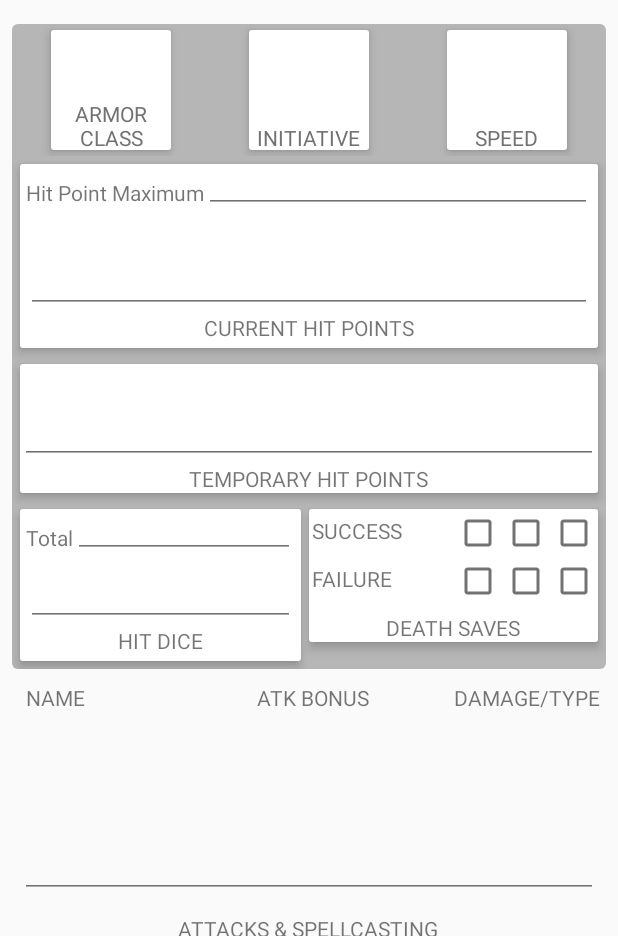
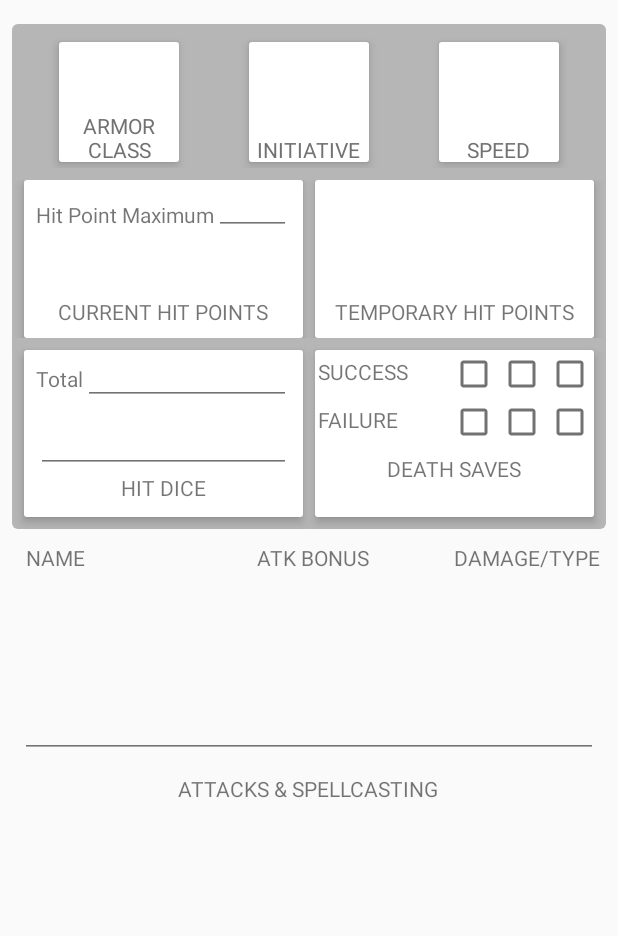
Before and after one commit to KnutKnutson/CharacterSheet2, an Android app: the fragment CharacterCombatStatsFragment placed in its activity, on a phone screen of 412 x 824 dp, the part 300-1236 px from its top. Run offline under Robolectric (Android 15) with nearby library versions, the light colour scheme and no system bars; our stand-ins replace Picasso; libraries missing offline, so code that uses them is left out: io.realm; pictures from the network do not load; 48 statements that could not run were skipped.

Commit message:
ui updates

```diff
--- a/app/src/main/java/com/boredombabies/charactersheet/fragment/AlliesFragment.java
+++ b/app/src/main/java/com/boredombabies/charactersheet/fragment/AlliesFragment.java
@@ -195,11 +195,11 @@ public class AlliesFragment extends ListFragment {
         int numberOfItems = listAdapter.getCount();
 
         // Get total height of all items.
-        int totalItemsHeight = 100;
+        int totalItemsHeight = 0;
         for (int itemPos = 0; itemPos < numberOfItems; itemPos++) {
             View item = listAdapter.getView(itemPos, null, listView);
             item.measure(0, 0);
-            totalItemsHeight += item.getMeasuredHeight();
+            totalItemsHeight += item.getMeasuredHeight() + 20; // little extra love.
         }
 
         // Get total height of all item dividers.
--- a/app/src/main/res/layout/component_attack.xml
+++ b/app/src/main/res/layout/component_attack.xml
@@ -16,6 +16,7 @@
         android:layout_height="wrap_content"
         android:layout_weight="1"
         android:layout_gravity="center_horizontal"
+        android:gravity="center_horizontal"
         android:id="@+id/attackBonus"/>
 
     <EditText
--- a/app/src/main/res/layout/fragment_character_combat_stats.xml
+++ b/app/src/main/res/layout/fragment_character_combat_stats.xml
@@ -21,6 +21,7 @@
                 android:layout_width="match_parent"
                 android:layout_height="wrap_content"
                 android:id="@+id/combatStatsLayout"
+                android:layout_margin="@dimen/content_margin"
                 android:orientation="horizontal">
 
                 <LinearLayout
@@ -82,15 +83,23 @@
                 </LinearLayout>
             </LinearLayout>
 
-            <RelativeLayout
+            <LinearLayout
                 android:layout_width="match_parent"
                 android:layout_height="wrap_content"
+                android:orientation="horizontal"
+                android:layout_below="@+id/combatStatsLayout"
+                android:id="@+id/hpLayouts">
+
+                <RelativeLayout
+                    android:layout_width="0dp"
+                    android:layout_height="match_parent"
+                    android:layout_weight="1"
                     android:background="@drawable/rectangle"
                     android:elevation="4dp"
-                android:padding="4dp"
-                android:layout_margin="5dp"
-                android:id="@+id/currentHitPointsLayout"
-                android:layout_below="@+id/combatStatsLayout">
+                    android:padding="@dimen/content_margin"
+                    android:layout_marginRight="@dimen/content_margin"
+                    android:layout_marginLeft="@dimen/content_margin"
+                    android:id="@+id/currentHitPointsLayout">
 
                     <TextView
                         android:layout_width="wrap_content"
@@ -117,55 +126,60 @@
                         android:layout_height="wrap_content"
                         android:layout_below="@+id/hitPointMaxLabel"
                         android:id="@+id/currentHitPoints"
+                        android:background="@android:color/transparent"
                         android:minLines="2"/>
                     <TextView
                         android:layout_width="wrap_content"
                         android:layout_height="wrap_content"
+                        android:id="@+id/currentHitPointsLabel"
                         android:text="@string/label_current_hit_points"
-                    android:layout_below="@+id/currentHitPoints"
+                        android:layout_alignParentBottom="true"
                         android:layout_centerHorizontal="true"/>
                 </RelativeLayout>
 
                 <RelativeLayout
-                android:layout_width="match_parent"
-                android:layout_height="wrap_content"
+                    android:layout_width="0dp"
+                    android:layout_height="match_parent"
+                    android:layout_weight="1"
                     android:background="@drawable/rectangle"
                     android:elevation="4dp"
-                android:layout_margin="5dp"
-                android:layout_below="@+id/currentHitPointsLayout"
+                    android:layout_marginRight="@dimen/content_margin"
+                    android:padding="@dimen/content_margin"
                     android:id="@+id/temporaryHitPointsLayout">
 
                     <EditText
                         android:layout_width="match_parent"
                         android:layout_height="wrap_content"
                         android:id="@+id/temporaryHitPoints"
+                        android:layout_above="@+id/temporaryHitPointsLabel"
+                        android:background="@android:color/transparent"
                         android:minLines="2"/>
                     <TextView
                         android:layout_width="wrap_content"
                         android:layout_height="wrap_content"
+                        android:id="@+id/temporaryHitPointsLabel"
                         android:text="@string/label_temporary_hit_points"
-                    android:layout_below="@+id/temporaryHitPoints"
+                        android:layout_alignParentBottom="true"
                         android:layout_centerHorizontal="true"/>
                 </RelativeLayout>
 
-            <View
-                android:id="@+id/strut"
-                android:layout_width="0dp"
-                android:layout_height="0dp"
-                android:visibility="invisible"
-                android:layout_below="@+id/temporaryHitPointsLayout"
-                android:layout_centerHorizontal="true"/>
+            </LinearLayout>
+
+            <LinearLayout
+                android:layout_width="match_parent"
+                android:layout_height="wrap_content"
+                android:orientation="horizontal"
+                android:layout_below="@+id/hpLayouts">
 
                 <RelativeLayout
-                android:layout_width="match_parent"
-                android:layout_height="wrap_content"
+                    android:layout_width="0dp"
+                    android:layout_height="match_parent"
+                    android:layout_weight="1"
                     android:background="@drawable/rectangle"
                     android:elevation="4dp"
-                android:padding="4dp"
-                android:layout_margin="5dp"
-                android:id="@+id/hitDiceLayout"
-                android:layout_toLeftOf="@+id/strut"
-                android:layout_below="@+id/temporaryHitPointsLayout">
+                    android:padding="@dimen/content_margin"
+                    android:layout_margin="@dimen/content_margin"
+                    android:id="@+id/hitDiceLayout">
 
                     <TextView
                         android:layout_width="wrap_content"
@@ -174,13 +188,13 @@
                         android:layout_alignParentLeft="true"
                         android:layout_alignBottom="@+id/hitDieTotalValue"
                         android:id="@+id/hitDieTotalLabel"
-                    android:layout_marginBottom="4dp"/>
+                        android:layout_marginBottom="@dimen/content_margin"/>
                     <EditText
                         android:layout_width="match_parent"
                         android:layout_height="wrap_content"
                         android:layout_toRightOf="@+id/hitDieTotalLabel"
                         android:id="@+id/hitDieTotalValue"
-                    android:paddingLeft="4dp"
+                        android:paddingLeft="@dimen/content_margin"
                         android:paddingTop="0dp"
                         android:paddingRight="0dp"
                         android:paddingBottom="4dp"/>
@@ -199,16 +213,15 @@
                 </RelativeLayout>
 
                 <RelativeLayout
-                android:layout_width="match_parent"
-                android:layout_height="wrap_content"
+                    android:layout_width="0dp"
+                    android:layout_height="match_parent"
+                    android:layout_weight="1"
                     android:background="@drawable/rectangle"
                     android:elevation="4dp"
-                android:layout_marginTop="5dp"
-                android:layout_marginBottom="5dp"
-                android:layout_marginEnd="5dp"
-                android:id="@+id/deathSavesLayout"
-                android:layout_toEndOf="@+id/strut"
-                android:layout_below="@+id/temporaryHitPointsLayout">
+                    android:layout_marginTop="@dimen/content_margin"
+                    android:layout_marginBottom="@dimen/content_margin"
+                    android:layout_marginEnd="@dimen/content_margin"
+                    android:id="@+id/deathSavesLayout">
 
                     <TextView
                         android:layout_width="wrap_content"
@@ -270,6 +283,7 @@
                         android:layout_centerHorizontal="true"
                         android:layout_marginTop="5dp"/>
                 </RelativeLayout>
+            </LinearLayout>
 
         </RelativeLayout>
 
```
Also changed, not shown: app/src/main/res/layout/fragment_allies.xml (+8 -4 lines), app/src/main/res/layout/fragment_character_attributes.xml (+36 -39 lines). Lines whose indentation alone changed are shown as unchanged.
